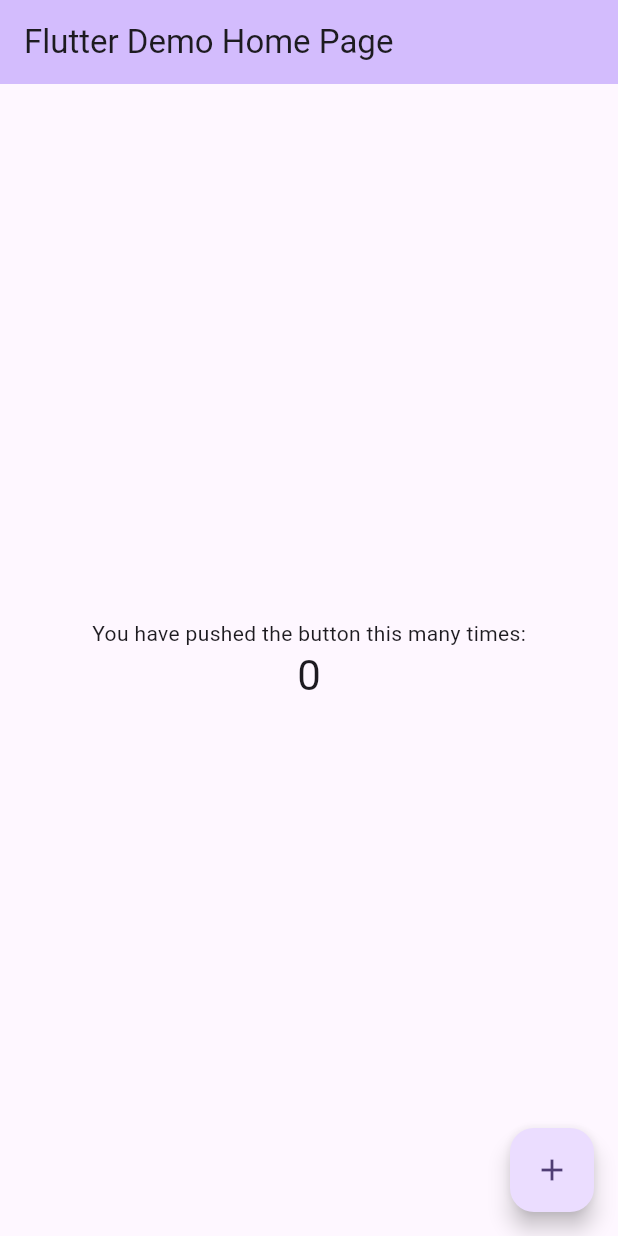
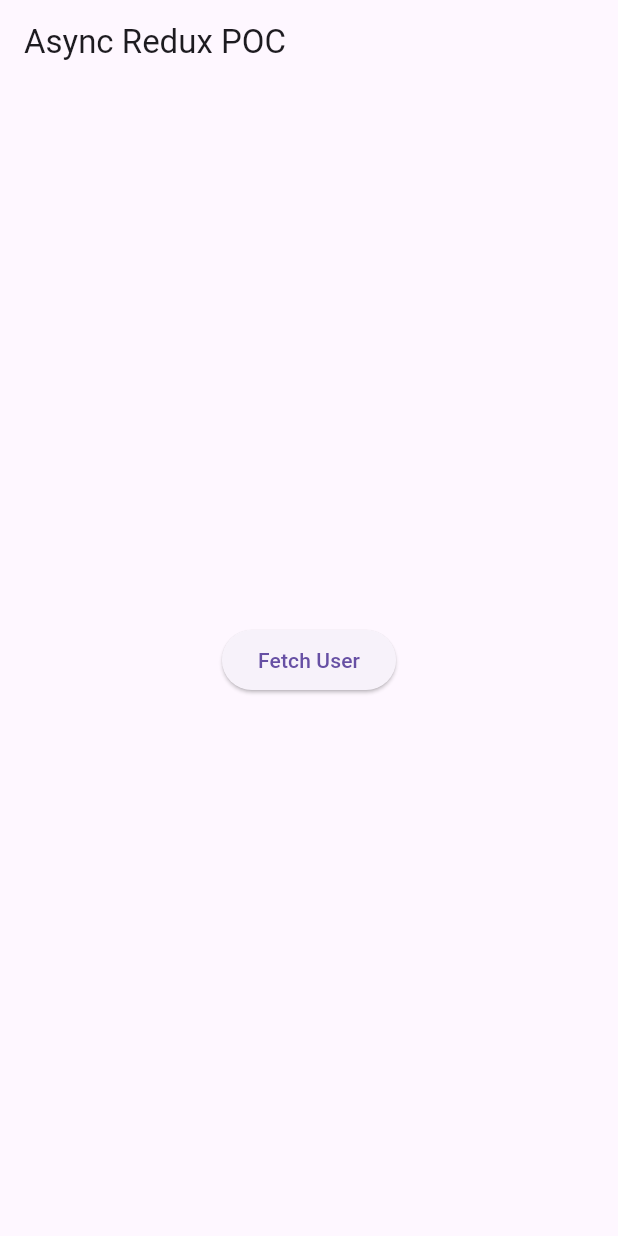
Before and after one commit to Lewis-Mbogori/async_redux, a Flutter app: the screen it shows after launch, on a phone screen of 412 x 824 dp. Run offline on Flutter 3.47's test engine with Material 3 defaults, Android fonts, the light colour scheme and no system bars; our stand-ins replace flutter_redux, redux.

```diff
--- a/async_redux_poc/lib/main.dart
+++ b/async_redux_poc/lib/main.dart
@@ -1,121 +1,34 @@
+import 'package:async_redux_poc/redux/app_state.dart';
+import 'package:async_redux_poc/redux/middleware/user_middleware.dart';
+import 'package:async_redux_poc/redux/reducers/user_reducer.dart';
+import 'package:async_redux_poc/ui/home_page.dart';
 import 'package:flutter/material.dart';
+import 'package:flutter_redux/flutter_redux.dart';
+import 'package:redux/redux.dart';
+
 
 void main() {
-  runApp(const MyApp());
+// The Store is created once at the top of the app
+final store = Store<AppState>(
+  userReducer,
+  initialState: AppState.initial(),
+  middleware: createUserMiddleware()
+);
+
+  runApp(MyApp(store: store));
 }
 
 class MyApp extends StatelessWidget {
-  const MyApp({super.key});
+  final Store<AppState> store;
+  const MyApp({super.key, required this.store});
 
   // This widget is the root of your application.
   @override
   Widget build(BuildContext context) {
-    return MaterialApp(
-      title: 'Flutter Demo',
-      theme: ThemeData(
-        // This is the theme of your application.
-        //
-        // TRY THIS: Try running your application with "flutter run". You'll see
-        // the application has a purple toolbar. Then, without quitting the app,
-        // try changing the seedColor in the colorScheme below to Colors.green
-        // and then invoke "hot reload" (save your changes or press the "hot
-        // reload" button in a Flutter-supported IDE, or press "r" if you used
-        // the command line to start the app).
-        //
-        // Notice that the counter didn't reset back to zero; the application
-        // state is not lost during the reload. To reset the state, use hot
-        // restart instead.
-        //
-        // This works for code too, not just values: Most code changes can be
-        // tested with just a hot reload.
-        colorScheme: .fromSeed(seedColor: Colors.deepPurple),
-      ),
-      home: const MyHomePage(title: 'Flutter Demo Home Page'),
-    );
-  }
-}
-
-class MyHomePage extends StatefulWidget {
-  const MyHomePage({super.key, required this.title});
-
-  // This widget is the home page of your application. It is stateful, meaning
-  // that it has a State object (defined below) that contains fields that affect
-  // how it looks.
-
-  // This class is the configuration for the state. It holds the values (in this
-  // case the title) provided by the parent (in this case the App widget) and
-  // used by the build method of the State. Fields in a Widget subclass are
-  // always marked "final".
-
-  final String title;
-
-  @override
-  State<MyHomePage> createState() => _MyHomePageState();
-}
-
-class _MyHomePageState extends State<MyHomePage> {
-  int _counter = 0;
-
-  void _incrementCounter() {
-    setState(() {
-      // This call to setState tells the Flutter framework that something has
-      // changed in this State, which causes it to rerun the build method below
-      // so that the display can reflect the updated values. If we changed
-      // _counter without calling setState(), then the build method would not be
-      // called again, and so nothing would appear to happen.
-      _counter++;
-    });
-  }
-
-  @override
-  Widget build(BuildContext context) {
-    // This method is rerun every time setState is called, for instance as done
-    // by the _incrementCounter method above.
-    //
-    // The Flutter framework has been optimized to make rerunning build methods
-    // fast, so that you can just rebuild anything that needs updating rather
-    // than having to individually change instances of widgets.
-    return Scaffold(
-      appBar: AppBar(
-        // TRY THIS: Try changing the color here to a specific color (to
-        // Colors.amber, perhaps?) and trigger a hot reload to see the AppBar
-        // change color while the other colors stay the same.
-        backgroundColor: Theme.of(context).colorScheme.inversePrimary,
-        // Here we take the value from the MyHomePage object that was created by
-        // the App.build method, and use it to set our appbar title.
-        title: Text(widget.title),
-      ),
-      body: Center(
-        // Center is a layout widget. It takes a single child and positions it
-        // in the middle of the parent.
-        child: Column(
-          // Column is also a layout widget. It takes a list of children and
-          // arranges them vertically. By default, it sizes itself to fit its
-          // children horizontally, and tries to be as tall as its parent.
-          //
-          // Column has various properties to control how it sizes itself and
-          // how it positions its children. Here we use mainAxisAlignment to
-          // center the children vertically; the main axis here is the vertical
-          // axis because Columns are vertical (the cross axis would be
-          // horizontal).
-          //
-          // TRY THIS: Invoke "debug painting" (choose the "Toggle Debug Paint"
-          // action in the IDE, or press "p" in the console), to see the
-          // wireframe for each widget.
-          mainAxisAlignment: .center,
-          children: [
-            const Text('You have pushed the button this many times:'),
-            Text(
-              '$_counter',
-              style: Theme.of(context).textTheme.headlineMedium,
-            ),
-          ],
-        ),
-      ),
-      floatingActionButton: FloatingActionButton(
-        onPressed: _incrementCounter,
-        tooltip: 'Increment',
-        child: const Icon(Icons.add),
+    return StoreProvider<AppState>(
+      store: store,
+      child: const MaterialApp(
+        home: HomePage(),
       ),
     );
   }
--- a/async_redux_poc/lib/ui/home_page.dart
+++ b/async_redux_poc/lib/ui/home_page.dart
@@ -0,0 +1,53 @@
+import 'package:async_redux_poc/redux/actions/user_actions.dart';
+import 'package:async_redux_poc/redux/app_state.dart';
+import 'package:flutter/material.dart';
+import 'package:flutter_redux/flutter_redux.dart';
+
+class HomePage extends StatelessWidget {
+  const HomePage({super.key});
+
+  @override
+  Widget build(BuildContext context) {
+    return Scaffold(
+      appBar: AppBar(title: Text("Async Redux POC")),
+      body: Center(
+        child: StoreConnector<AppState, _ViewModel>(
+          converter: (store) => _ViewModel(
+            isLoading: store.state.isLoading,
+            userName: store.state.user?.name,
+            error: store.state.errorMessage,
+            onFetchUser: () => store.dispatch(FetchUserRequestAction()),
+          ),
+          builder: (context, vm) {
+            if (vm.isLoading) {
+              return CircularProgressIndicator();
+            } else if (vm.error != null) {
+              return Text('Error: ${vm.error}');
+            } else if (vm.userName != null) {
+              return Text('User: ${vm.userName}');
+            } else {
+              return ElevatedButton(
+                onPressed: vm.onFetchUser,
+                child: Text('Fetch User'),
+              );
+            }
+          },
+        )
+      ),
+    );
+  }
+}
+
+class _ViewModel {
+  final bool isLoading;
+  final String? userName;
+  final String? error;
+  final VoidCallback onFetchUser;
+
+  _ViewModel({
+    required this.isLoading,
+    required this.userName,
+    required this.error,
+    required this.onFetchUser,
+  });
+}
```
Also changed, not shown: async_redux_poc/lib/redux/middleware/user_middleware.dart (+47 -0 lines), 1 other file.
